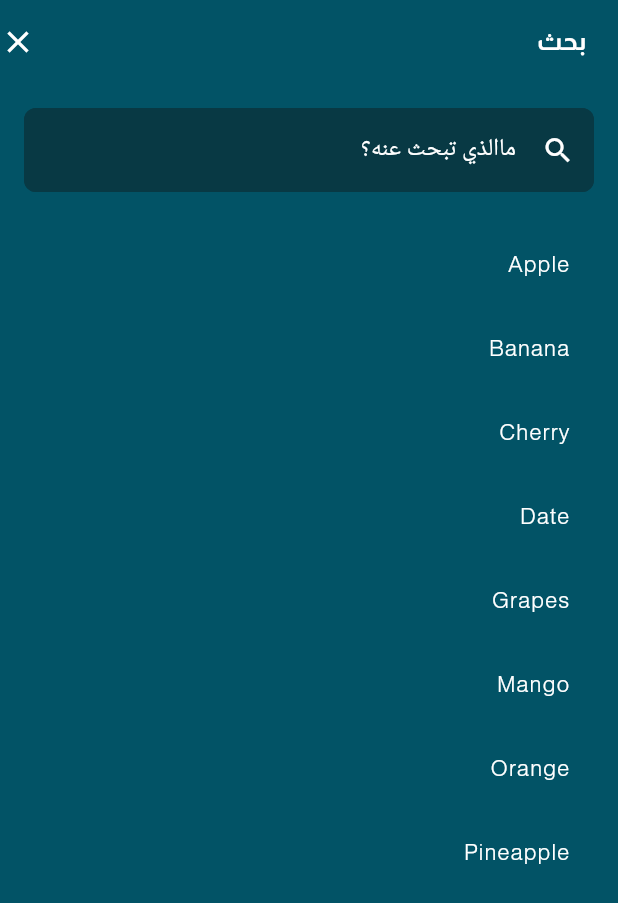
After one commit to ranahamdy1/abo_maged_app, a Flutter app: the SearchScreen screen opened directly, on a phone screen of 412 x 824 dp. The commit adds this screen. Shown: the top 903 px of the screen. Run offline on Flutter 3.47's test engine with Material 3 defaults, Android fonts, the phone set to English and light mode, and no system bars; our stand-ins replace animated_splash_screen, bloc, carousel_slider, contained_tab_bar_view, dio, easy_localization and 6 more; accounts and stored records are empty.

Commit message:
add search screen

```diff
--- a/lib/features/home/home/view/home_screen.dart
+++ b/lib/features/home/home/view/home_screen.dart
@@ -1,7 +1,9 @@
 import 'package:abo_maged_app/core/utils/app_assets.dart';
 import 'package:abo_maged_app/core/utils/app_colors.dart';
+import 'package:abo_maged_app/core/utils/app_routes.dart';
 import 'package:abo_maged_app/core/widgets/text_widget.dart';
 import 'package:abo_maged_app/features/home/home/view/main_home_screen.dart';
+import 'package:abo_maged_app/features/home/home/view/search_screen.dart';
 import 'package:flutter/material.dart';
 import 'package:flutter_svg/flutter_svg.dart';
 import 'package:flutter_screenutil/flutter_screenutil.dart';
@@ -65,10 +67,15 @@ class _HomeScreenState extends State<HomeScreen> {
                       ],
                     ),
                   ),
-                  SizedBox(
-                    height: 40.h,
-                    width: 40.w,
-                    child: Image.asset("search".getPngAsset),
+                  GestureDetector(
+                    onTap: (){
+                      AppRoutes.routeTo(context, const SearchScreen());
+                    },
+                    child: SizedBox(
+                      height: 40.h,
+                      width: 40.w,
+                      child: Image.asset("search".getPngAsset),
+                    ),
                   ),
                 ],
               ),
--- /dev/null
+++ b/lib/features/home/home/view/search_screen.dart
@@ -0,0 +1,100 @@
+import 'package:abo_maged_app/core/utils/app_colors.dart';
+import 'package:abo_maged_app/core/utils/app_routes.dart';
+import 'package:abo_maged_app/core/widgets/text_widget.dart';
+import 'package:flutter/material.dart';
+
+class SearchScreen extends StatefulWidget {
+  const SearchScreen({super.key});
+
+  @override
+  _SearchScreenState createState() => _SearchScreenState();
+}
+
+class _SearchScreenState extends State<SearchScreen> {
+  final TextEditingController _controller = TextEditingController();
+  final List<String> _allItems = [
+    'Apple',
+    'Banana',
+    'Cherry',
+    'Date',
+    'Grapes',
+    'Mango',
+    'Orange',
+    'Pineapple',
+  ];
+  List<String> _filteredItems = [];
+
+  @override
+  void initState() {
+    super.initState();
+    _filteredItems = _allItems;
+  }
+
+  void _filterItems(String query) {
+    setState(() {
+      _filteredItems = _allItems.where((item) => item.toLowerCase().contains(query.toLowerCase())).toList();
+    });
+  }
+
+  @override
+  Widget build(BuildContext context) {
+    return Scaffold(
+      appBar: AppBar(
+        backgroundColor: AppColors.mainColor,
+        leading: const Center(child: TextWidget.bigText("      بحث")),
+        actions: [
+          GestureDetector(
+            onTap: (){
+              AppRoutes.pop(context);
+            },
+              child: const Icon(Icons.clear,color: AppColors.whiteColor,size: 24,)),
+        ],
+      ),
+      body: Padding(
+        padding: const EdgeInsets.all(16.0),
+        child: Column(
+          children: [
+            TextField(
+              controller: _controller,
+              onChanged: _filterItems,
+              decoration: InputDecoration(
+                labelText: 'ماالذي تبحث عنه؟',
+                labelStyle: const TextStyle(color: AppColors.whiteColor),
+                fillColor: AppColors.secondColor,
+                filled: true, // Enable fill
+                border: OutlineInputBorder(
+                  borderRadius: BorderRadius.circular(8.0),
+                  borderSide: const BorderSide(color: AppColors.secondColor),
+                ),
+                focusedBorder: OutlineInputBorder(
+                  borderRadius: BorderRadius.circular(8.0),
+                  borderSide: const BorderSide(color: AppColors.yellowColor),
+                ),
+                enabledBorder: OutlineInputBorder(
+                  borderRadius: BorderRadius.circular(8.0),
+                  borderSide: const BorderSide(color: AppColors.secondColor),
+                ),
+                prefixIcon: const Icon(
+                  Icons.search,
+                  color: AppColors.whiteColor,
+                  size: 22,
+                ),
+              ),
+            ),
+            const SizedBox(height: 20),
+            Expanded(
+              child: ListView.builder(
+                itemCount: _filteredItems.length,
+                itemBuilder: (context, index) {
+                  return ListTile(
+                    title: TextWidget(_filteredItems[index]),
+                  );
+                },
+              ),
+            ),
+          ],
+        ),
+      ),
+    );
+  }
+}
```
